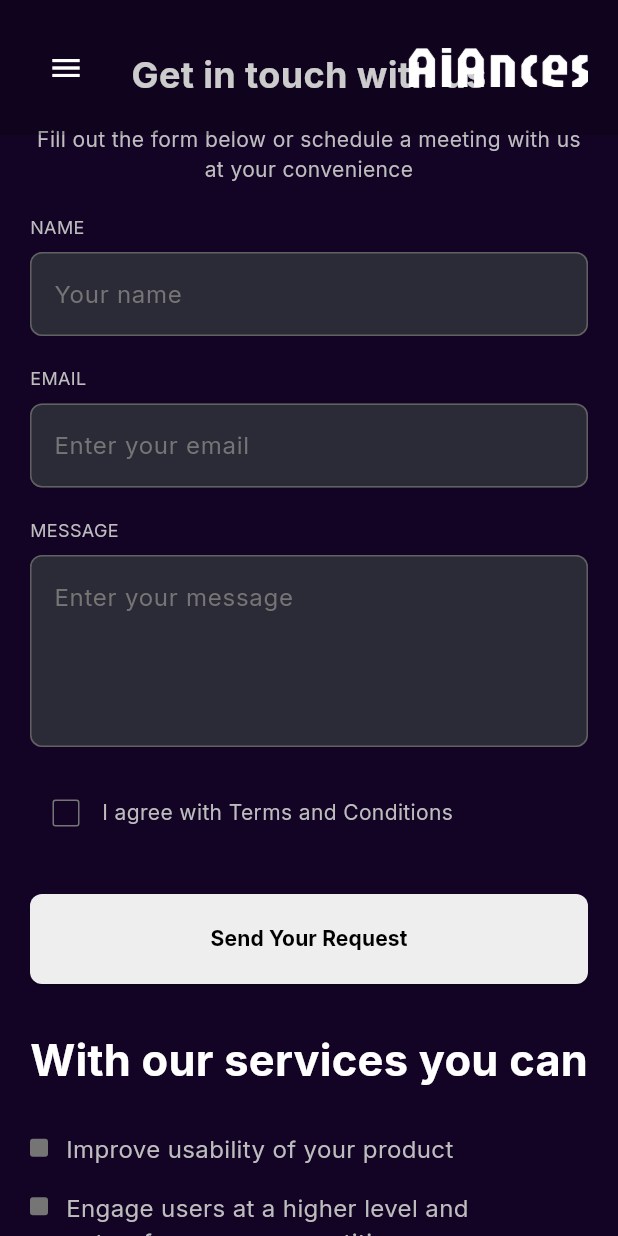
After one commit to seifyaser/FlutterWeb, a Flutter app: the screen it shows after launch, scrolled down 2304 dp, after a tap on "Send Your Request", on a phone screen of 412 x 824 dp. The commit adds this screen. Run offline on Flutter 3.47's test engine with Material 3 defaults, Android fonts, the phone set to English and light mode, and no system bars; drawn by our look-alikes of flutter_zoom_drawer; our stand-ins replace google_fonts, responsive_builder.

Commit message:
finish last card

```diff
--- a/lib/views/home.dart
+++ b/lib/views/home.dart
@@ -1,5 +1,6 @@
 import 'package:demo/utils/CenteredView.dart';
 import 'package:demo/widgets/FourthCard/FourthCard.dart';
+import 'package:demo/widgets/LastCard/lastCard.dart';
 import 'package:demo/widgets/NavigationBar/Drawer_Items.dart';
 import 'package:demo/widgets/NavigationBar/NavigationBar.dart';
 import 'package:demo/widgets/SecondCard/SecondCard.dart';
@@ -118,7 +119,8 @@ class _HomeState extends State<Home> {
               Secondcard(),
              // SizedBox(height: 150),
               Thirdcard(),
-              FourthCard()
+              FourthCard(),
+              ContactUsPage(),
             ],
           ),
         ),
--- /dev/null
+++ b/lib/widgets/LastCard/buildContactForm.dart
@@ -0,0 +1,86 @@
+import 'package:flutter/material.dart';
+
+Widget buildContactForm(Color textColor, double fontSize) {
+  return Column(
+    crossAxisAlignment: CrossAxisAlignment.start,
+    children: [
+      buildTextField('NAME', 'Your name', fontSize),
+      const SizedBox(height: 20),
+      buildTextField('EMAIL', 'Enter your email', fontSize),
+      const SizedBox(height: 20),
+      buildTextField('MESSAGE', 'Enter your message', fontSize, maxLines: 4),
+      const SizedBox(height: 20),
+      buildTermsCheckbox(fontSize),
+      const SizedBox(height: 30),
+      SizedBox(
+        width: double.infinity,
+        child: ElevatedButton(
+          onPressed: () {},
+          style: ElevatedButton.styleFrom(
+            backgroundColor: Colors.grey[200],
+            foregroundColor: Colors.black,
+            padding: const EdgeInsets.symmetric(vertical: 20),
+            shape: RoundedRectangleBorder(
+              borderRadius: BorderRadius.circular(8),
+            ),
+          ),
+          child: const Text(
+            'Send Your Request',
+            style: TextStyle(fontWeight: FontWeight.bold),
+          ),
+        ),
+      ),
+    ],
+  );
+}
+
+
+Widget buildTextField(String label, String hint, double fontSize,
+    {int maxLines = 1}) {
+  return Column(
+    crossAxisAlignment: CrossAxisAlignment.start,
+    children: [
+      Text(
+        label,
+        style: TextStyle(color: Colors.grey[400], fontSize: 12),
+      ),
+      const SizedBox(height: 8),
+      TextFormField(
+        maxLines: maxLines,
+        style: const TextStyle(color: Colors.white),
+        decoration: InputDecoration(
+          hintText: hint,
+          hintStyle: TextStyle(color: Colors.grey[600]),
+          filled: true,
+          fillColor: const Color(0xFF2B2B38),
+          enabledBorder: OutlineInputBorder(
+            borderRadius: BorderRadius.circular(8),
+            borderSide: BorderSide(color: Colors.grey[700]!),
+          ),
+          focusedBorder: OutlineInputBorder(
+            borderRadius: BorderRadius.circular(8),
+            borderSide: const BorderSide(color: Colors.white),
+          ),
+        ),
+      ),
+    ],
+  );
+}
+
+Widget buildTermsCheckbox(double fontSize) {
+  return Row(
+    children: [
+      Checkbox(
+        value: false,
+        onChanged: (bool? value) {},
+        checkColor: Colors.black,
+        activeColor: Colors.white,
+        side: BorderSide(color: Colors.grey[600]!),
+      ),
+      Text(
+        'I agree with Terms and Conditions',
+        style: TextStyle(color: Colors.grey[400], fontSize: fontSize),
+      ),
+    ],
+  );
+}
--- /dev/null
+++ b/lib/widgets/LastCard/buildHeader.dart
@@ -0,0 +1,27 @@
+import 'package:flutter/material.dart';
+
+Widget buildHeader(Color textColor, double titleSize, double subtitleSize) {
+  return Column(
+    crossAxisAlignment: CrossAxisAlignment.center,
+    children: [
+      Text(
+        'Get in touch with us',
+        style: TextStyle(
+          color: textColor,
+          fontSize: titleSize,
+          fontWeight: FontWeight.bold,
+        ),
+        textAlign: TextAlign.center,
+      ),
+      const SizedBox(height: 16),
+      Text(
+        'Fill out the form below or schedule a meeting with us at your convenience',
+        textAlign: TextAlign.center,
+        style: TextStyle(
+          color: Colors.grey[400],
+          fontSize: subtitleSize,
+        ),
+      ),
+    ],
+  );
+}
--- /dev/null
+++ b/lib/widgets/LastCard/buildInfoSection.dart
@@ -0,0 +1,79 @@
+import 'package:flutter/material.dart';
+
+Widget buildInfoSection(Color textColor, double fontSize) {
+  return Column(
+    crossAxisAlignment: CrossAxisAlignment.start,
+    children: [
+      FittedBox(
+        fit: BoxFit.scaleDown,
+        child: Text(
+          'With our services you can',
+          style: TextStyle(
+            color: textColor,
+            fontSize: 40,
+            fontWeight: FontWeight.bold,
+          ),
+        ),
+      ),
+      const SizedBox(height: 20),
+      _buildServicePoint('Improve usability of your product', fontSize),
+      _buildServicePoint(
+          'Engage users at a higher level and outperform your competition', fontSize),
+      _buildServicePoint('Reduce the onboarding time and improve sales', fontSize),
+      _buildServicePoint('Balance user needs with your business goal', fontSize),
+      const SizedBox(height: 40),
+      Text(
+        'You can also Contact Us via',
+        style: TextStyle(
+          color: textColor,
+          fontSize: 32,
+          fontWeight: FontWeight.bold,
+        ),
+      ),
+      const SizedBox(height: 20),
+      _buildContactDetail(Icons.email, 'ContactAiAnces@gmail.com', fontSize),
+      const SizedBox(height: 10),
+      _buildContactDetail(Icons.phone, '+20 12345678', fontSize),
+    ],
+  );
+}
+
+Widget _buildServicePoint(String text, double fontSize) {
+  return Padding(
+    padding: const EdgeInsets.symmetric(vertical: 8.0),
+    child: Row(
+      crossAxisAlignment: CrossAxisAlignment.start,
+      children: [
+        Container(
+          width: 12,
+          height: 12,
+          margin: const EdgeInsets.only(top: 4),
+          decoration: BoxDecoration(
+            color: Colors.grey[600],
+            borderRadius: BorderRadius.circular(2),
+          ),
+        ),
+        const SizedBox(width: 12),
+        Expanded(
+          child: Text(
+            text,
+            style: TextStyle(color: Colors.grey[400], fontSize: fontSize),
+          ),
+        ),
+      ],
+    ),
+  );
+}
+
+Widget _buildContactDetail(IconData icon, String text, double fontSize) {
+  return Row(
+    children: [
+      Icon(icon, color: Colors.grey[400], size: fontSize + 5),
+      const SizedBox(width: 12),
+      Text(
+        text,
+        style: TextStyle(color: Colors.grey[400], fontSize: fontSize),
+      ),
+    ],
+  );
+}
--- /dev/null
+++ b/lib/widgets/LastCard/contactUSmobile.dart
@@ -0,0 +1,25 @@
+import 'package:demo/widgets/LastCard/buildContactForm.dart';
+import 'package:demo/widgets/LastCard/buildHeader.dart';
+import 'package:demo/widgets/LastCard/buildInfoSection.dart';
+import 'package:flutter/material.dart';
+
+class ContactUsMobile extends StatelessWidget {
+  @override
+  Widget build(BuildContext context) {
+    const Color textColor = Colors.white;
+
+    return SingleChildScrollView(
+      padding: const EdgeInsets.symmetric(horizontal: 20, vertical: 16),
+      child: Column(
+        crossAxisAlignment: CrossAxisAlignment.center,
+        children: [
+          buildHeader(textColor, 24, 14),
+          const SizedBox(height: 20),
+          buildContactForm(textColor, 14),
+          const SizedBox(height: 30),
+          buildInfoSection(textColor, 16),
+        ],
+      ),
+    );
+  }
+}
--- /dev/null
+++ b/lib/widgets/LastCard/contactusDesktop.dart
@@ -0,0 +1,30 @@
+import 'package:demo/widgets/LastCard/buildContactForm.dart';
+import 'package:demo/widgets/LastCard/buildHeader.dart';
+import 'package:demo/widgets/LastCard/buildInfoSection.dart';
+import 'package:flutter/material.dart';
+
+class ContactUsDesktop extends StatelessWidget {
+  @override
+  Widget build(BuildContext context) {
+    const Color textColor = Colors.white;
+
+    return Column(
+    //  crossAxisAlignment: CrossAxisAlignment.start,
+      children: [
+        Center(child: buildHeader(textColor, 36, 16)),
+        const SizedBox(height: 40),
+       Padding(
+         padding: const EdgeInsets.symmetric(horizontal: 50),
+         child: Row(
+           children: [
+             Expanded(flex: 2, child: buildContactForm(textColor, 16)),
+             Spacer(flex: 1),
+             Expanded(flex: 2, child: buildInfoSection(textColor, 17)),
+           ],
+         ),
+       ),
+SizedBox(height: 40),
+      ],
+    );
+  }
+}
--- /dev/null
+++ b/lib/widgets/LastCard/lastCard.dart
@@ -0,0 +1,17 @@
+
+import 'package:demo/widgets/LastCard/contactUSmobile.dart';
+import 'package:demo/widgets/LastCard/contactusDesktop.dart';
+import 'package:flutter/material.dart';
+import 'package:responsive_builder/responsive_builder.dart';
+
+class ContactUsPage extends StatelessWidget {
+  const ContactUsPage({Key? key}) : super(key: key);
+
+  @override
+  Widget build(BuildContext context) {
+    return ScreenTypeLayout.builder(
+      mobile: (context) => ContactUsMobile(),
+      desktop: (context) => ContactUsDesktop(),
+    );
+  }
+}
```
